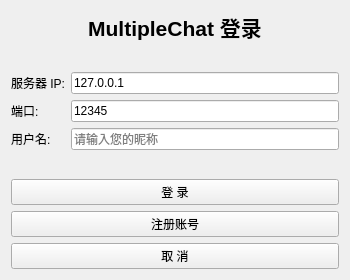
This is multipleChat/login.ui in daaddsa/QT as Qt 5 draws it before an edit. The edited form follows.
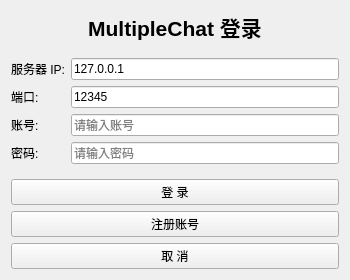
This is the edited form.

```diff
--- a/multipleChat/login.ui
+++ b/multipleChat/login.ui
@@ -76,14 +76,31 @@
      <item row="2" column="0">
       <widget class="QLabel" name="label_user">
        <property name="text">
-        <string>用户名:</string>
+       <string>账号:</string>
        </property>
       </widget>
      </item>
      <item row="2" column="1">
       <widget class="QLineEdit" name="txtUsername">
        <property name="placeholderText">
-        <string>请输入您的昵称</string>
+       <string>请输入账号</string>
+      </property>
+     </widget>
+    </item>
+    <item row="3" column="0">
+     <widget class="QLabel" name="label_password">
+      <property name="text">
+       <string>密码:</string>
+      </property>
+     </widget>
+    </item>
+    <item row="3" column="1">
+     <widget class="QLineEdit" name="txtPassword">
+      <property name="echoMode">
+       <enum>QLineEdit::Password</enum>
+      </property>
+      <property name="placeholderText">
+       <string>请输入密码</string>
        </property>
       </widget>
      </item>
```
Lines whose indentation alone changed are shown as unchanged.
